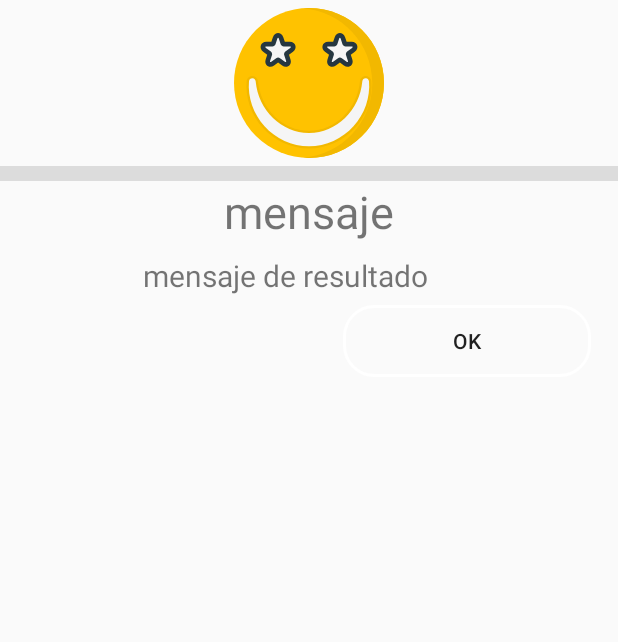
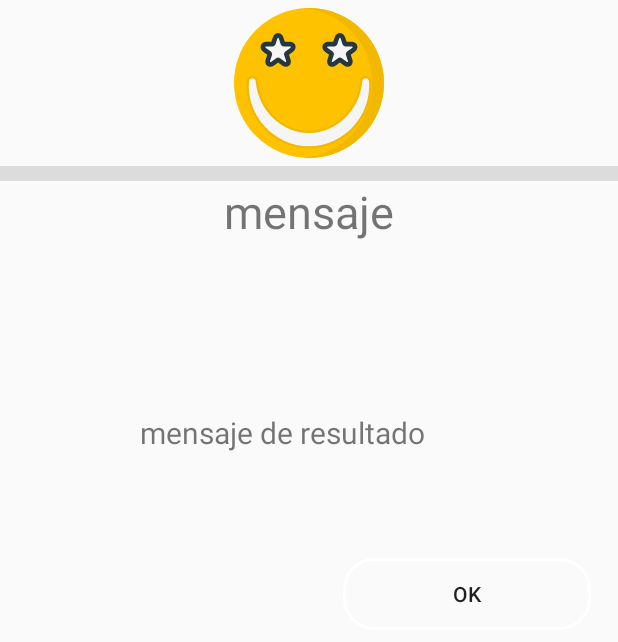
Before and after one commit to JuanDaa/Utilidades-PJIC, an Android app: the layout calculate_note_dialog.xml on its own in the app's theme, with its tools: preview values and no code run, on a phone screen of 412 x 824 dp. Shown: the top 642 px of the screen. Run offline under Robolectric (Android 15) with nearby library versions, the phone set to English and light mode, and no system bars.

Commit message:
Add FUNCTIONS

```diff
--- a/app/src/main/res/layout/calculate_note_dialog.xml
+++ b/app/src/main/res/layout/calculate_note_dialog.xml
@@ -38,18 +38,18 @@
             android:layout_height="wrap_content"
             android:layout_alignParentStart="true"
             android:layout_alignParentTop="true"
-            android:layout_marginStart="95dp"
-            android:layout_marginTop="49dp"
+            android:layout_marginStart="93dp"
+            android:layout_marginTop="154dp"
             android:text="mensaje de resultado"
             android:textSize="20sp" />
 
         <Button
+            android:id="@+id/closeButton"
             android:layout_width="wrap_content"
-            android:id="@+id/closeButton"
             android:layout_height="wrap_content"
             android:layout_below="@+id/messageResult"
             android:layout_alignParentEnd="true"
-            android:layout_marginTop="6dp"
+            android:layout_marginTop="70dp"
             android:layout_marginEnd="18dp"
             android:background="@drawable/shape_button"
             android:text="OK" />
```
